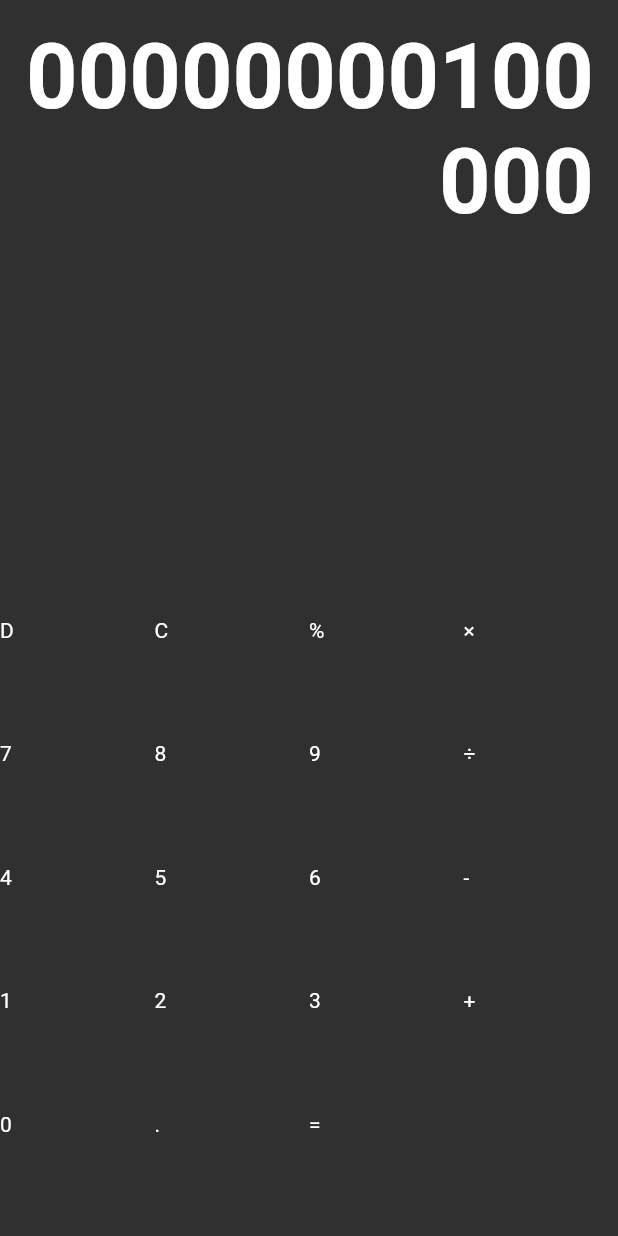
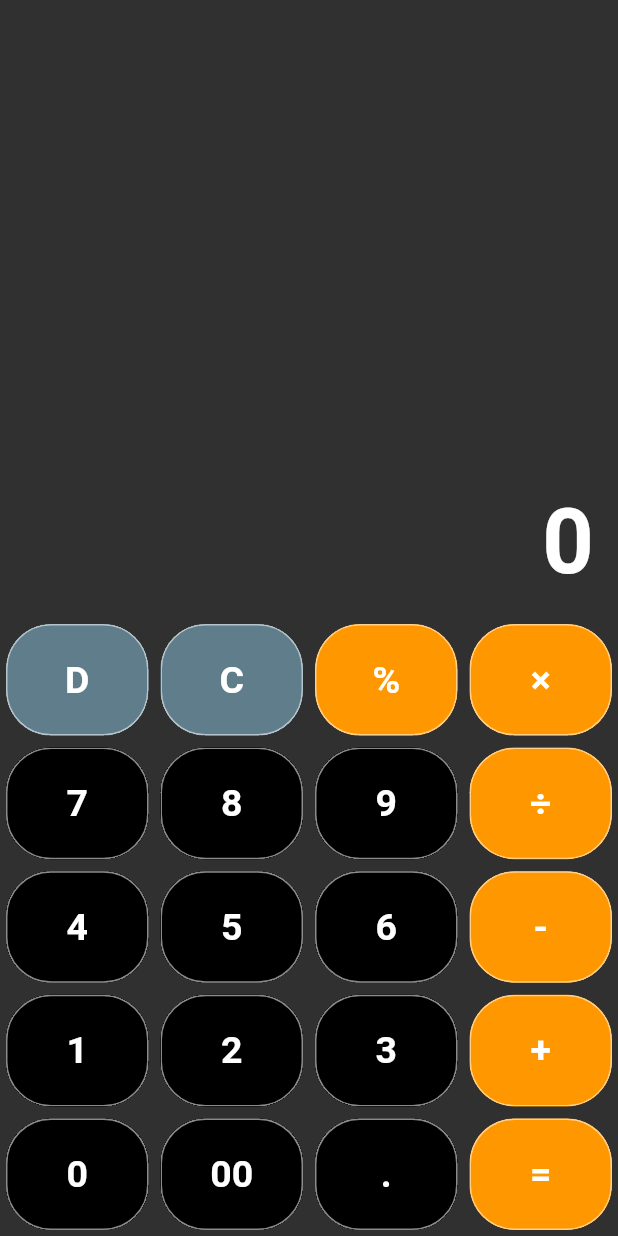
Before and after one commit to ShinCFF/calculator, a Flutter app: the screen it shows after launch, on a phone screen of 412 x 824 dp. Run offline on Flutter 3.47's test engine with Material 2 defaults, Android fonts, the phone set to English and light mode, and no system bars.

Commit message:
modify shape and color buttons

```diff
--- a/lib/screens/buttons.dart
+++ b/lib/screens/buttons.dart
@@ -10,6 +10,7 @@ class ButtonValues {
   static const String dot = ".";
 
   static const String n0 = "0";
+  static const String n00 = "00";
   static const String n1 = "1";
   static const String n2 = "2";
   static const String n3 = "3";
@@ -38,6 +39,7 @@ class ButtonValues {
     n3,
     add,
     n0,
+    n00,
     dot,
     calculate,
   ];
--- a/lib/screens/calculator_screen.dart
+++ b/lib/screens/calculator_screen.dart
@@ -19,11 +19,12 @@ class _CalculatorScreenState extends State<CalculatorScreen> {
           children: [
             Expanded(
               child: SingleChildScrollView(
+                reverse: true,
                 child: Container(
                   alignment: Alignment.bottomRight,
                   padding: const EdgeInsets.all(16),
                   child: const Text(
-                    "00000000100000",
+                    "0",
                     style: TextStyle(
                       fontSize: 60,
                       fontWeight: FontWeight.bold,
@@ -51,6 +52,48 @@ class _CalculatorScreenState extends State<CalculatorScreen> {
   }
 
   Widget buildButton(value) {
-    return Text(value);
+    return Padding(
+      padding: const EdgeInsets.all(4.0),
+      child: Material(
+        color: setColorButton(value),
+        clipBehavior: Clip.hardEdge,
+        shape: const OutlineInputBorder(
+          borderRadius: BorderRadius.horizontal(
+            left: Radius.circular(30),
+            right: Radius.circular(30),
+          ),
+          borderSide: BorderSide(
+            color: Colors.white54,
+          ),
+        ),
+        child: InkWell(
+          onTap: () {},
+          child: Center(
+            child: Text(
+              value,
+              style: const TextStyle(
+                fontWeight: FontWeight.bold,
+                fontSize: 25,
+              ),
+            ),
+          ),
+        ),
+      ),
+    );
+  }
+
+  Color setColorButton(value) {
+    return [ButtonValues.del, ButtonValues.clr].contains(value)
+        ? Colors.blueGrey
+        : [
+            ButtonValues.per,
+            ButtonValues.multiply,
+            ButtonValues.add,
+            ButtonValues.subtract,
+            ButtonValues.divide,
+            ButtonValues.calculate,
+          ].contains(value)
+            ? Colors.orange
+            : Colors.black;
   }
 }
```
